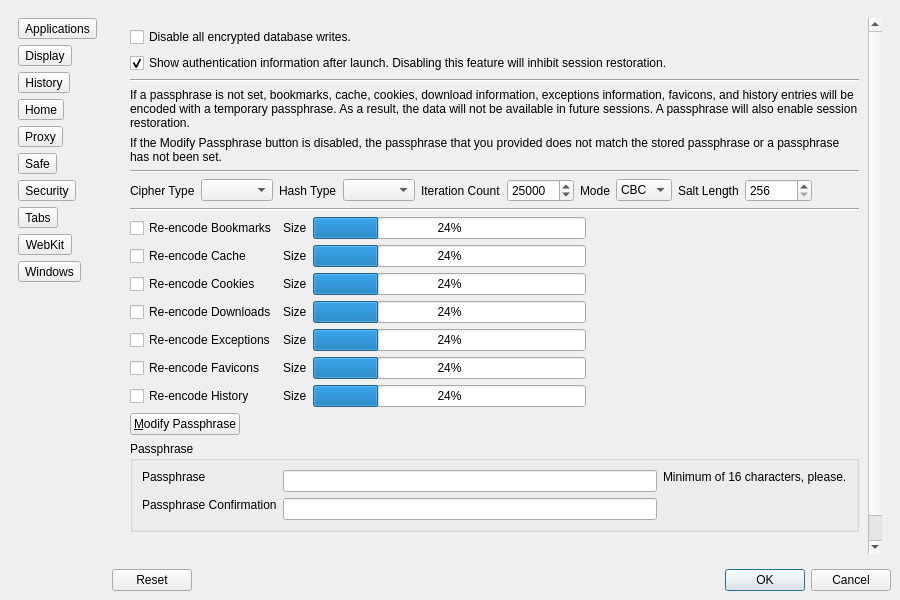
Qt form Version 1.x/UI/dsettings.ui (textbrowser/dooble) before a commit.
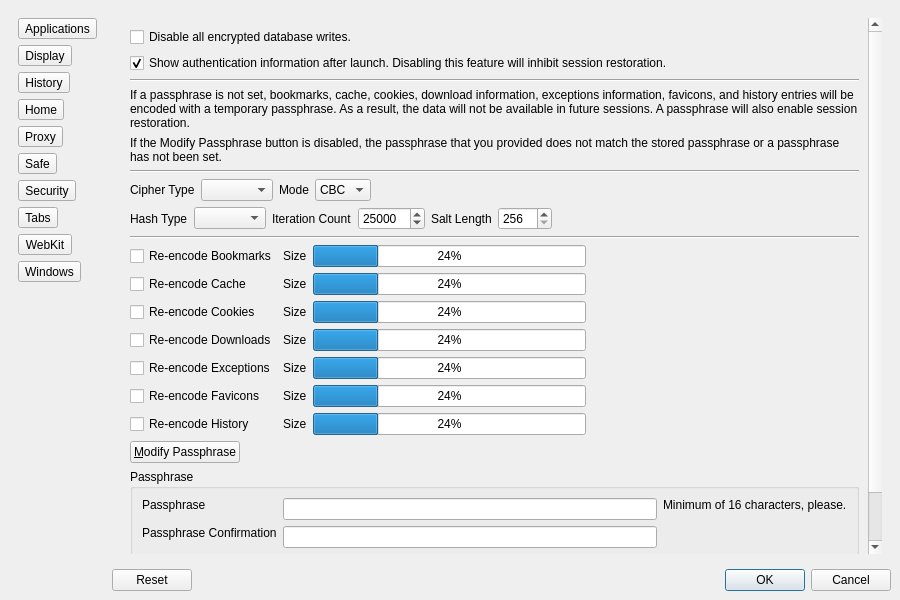
The same form after that commit. The open tabs and pages were chosen to show the change. Custom widgets are drawn as their Qt base class.

Commit message: Cipher modes.

What changed in the file:
```diff
--- a/Version 1.x/UI/dsettings.ui
+++ b/Version 1.x/UI/dsettings.ui
@@ -2543,8 +2543,8 @@
               <rect>
                <x>0</x>
                <y>0</y>
-               <width>745</width>
-               <height>636</height>
+               <width>738</width>
+               <height>677</height>
               </rect>
              </property>
              <layout class="QVBoxLayout" name="verticalLayout_21">
@@ -2653,6 +2653,47 @@
                  </widget>
                 </item>
                 <item>
+                 <widget class="QLabel" name="label_81">
+                  <property name="text">
+                   <string>Mode</string>
+                  </property>
+                 </widget>
+                </item>
+                <item>
+                 <widget class="QComboBox" name="mode">
+                  <property name="sizeAdjustPolicy">
+                   <enum>QComboBox::AdjustToContents</enum>
+                  </property>
+                  <item>
+                   <property name="text">
+                    <string>CBC</string>
+                   </property>
+                  </item>
+                  <item>
+                   <property name="text">
+                    <string>CTR</string>
+                   </property>
+                  </item>
+                 </widget>
+                </item>
+                <item>
+                 <spacer name="horizontalSpacer_26">
+                  <property name="orientation">
+                   <enum>Qt::Horizontal</enum>
+                  </property>
+                  <property name="sizeHint" stdset="0">
+                   <size>
+                    <width>40</width>
+                    <height>20</height>
+                   </size>
+                  </property>
+                 </spacer>
+                </item>
+               </layout>
+              </item>
+              <item>
+               <layout class="QHBoxLayout" name="horizontalLayout_35">
+                <item>
                  <widget class="QLabel" name="passphraseHashTypeLabel">
                   <property name="text">
                    <string>Hash Type</string>
@@ -2692,30 +2733,6 @@
                   </property>
                  </widget>
                 </item>
-                <item>
-                 <widget class="QLabel" name="label_81">
-                  <property name="text">
-                   <string>Mode</string>
-                  </property>
-                 </widget>
-                </item>
-                <item>
-                 <widget class="QComboBox" name="mode">
-                  <property name="sizeAdjustPolicy">
-                   <enum>QComboBox::AdjustToContents</enum>
-                  </property>
-                  <item>
-                   <property name="text">
-                    <string>CBC</string>
-                   </property>
-                  </item>
-                  <item>
-                   <property name="text">
-                    <string>CTR</string>
-                   </property>
-                  </item>
-                 </widget>
-                </item>
                 <item>
                  <widget class="QLabel" name="label_68">
                   <property name="text">
@@ -2729,7 +2746,7 @@
                    <number>256</number>
                   </property>
                   <property name="maximum">
-                   <number>999999999</number>
+                   <number>8192</number>
                   </property>
                   <property name="singleStep">
                    <number>1</number>
@@ -2740,7 +2757,7 @@
                  </widget>
                 </item>
                 <item>
-                 <spacer name="horizontalSpacer_26">
+                 <spacer name="horizontalSpacer_43">
                   <property name="orientation">
                    <enum>Qt::Horizontal</enum>
                   </property>
```
Left out of the diff: 2 changed lines with no effect on the pictures. The commit also changes 3 other files.
